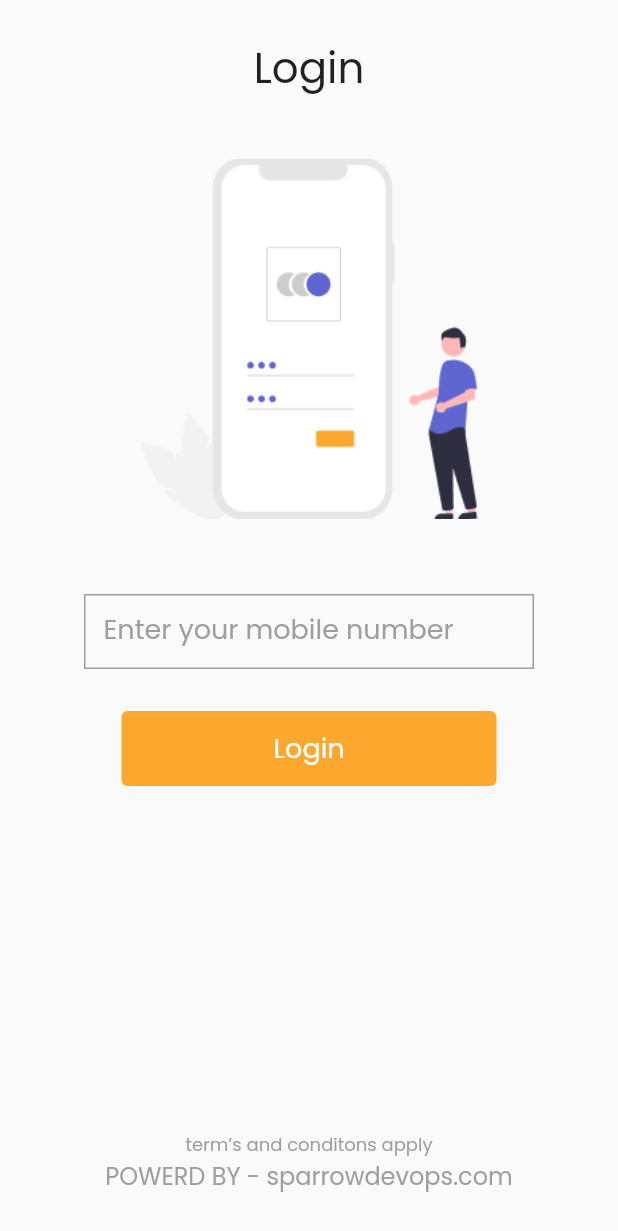
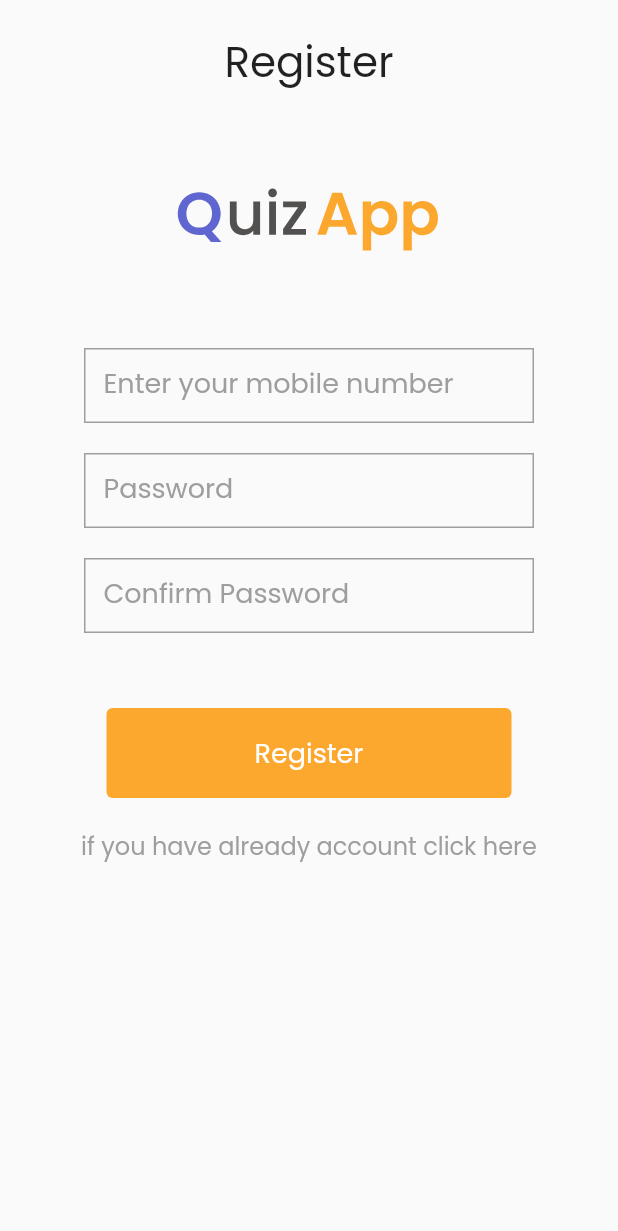
Before and after one commit to ahadjonovss/quizz_game, a Flutter app: the screen it shows after launch, on a phone screen of 412 x 824 dp. Shown: the top 1231 px of the screen. Run offline on Flutter 3.47's test engine with Material 2 defaults, Android fonts, the phone set to English and light mode, and no system bars; our stand-ins replace flutter_svg.

Commit message:
register page

```diff
--- a/lib/main.dart
+++ b/lib/main.dart
@@ -1,5 +1,6 @@
 import 'package:flutter/material.dart';
 import 'package:quizz_game/pages/login_page_1.1.dart';
+import 'package:quizz_game/pages/register_page_1.3.dart';
 
 void main() {
   runApp(const MyApp());
@@ -19,7 +20,7 @@ class MyApp extends StatelessWidget {
         primarySwatch: Colors.blue,
       ),
       debugShowCheckedModeBanner: false,
-      home:LoginPage() ,
+      home:RegisterPage() ,
     );
   }
 }
--- a/lib/pages/login_page_1.1.dart
+++ b/lib/pages/login_page_1.1.dart
@@ -2,6 +2,7 @@ import 'package:flutter/material.dart';
 import 'package:quizz_game/pages/number_confirm_page_1.2.dart';
 import 'package:quizz_game/utils/fonts.dart';
 import 'package:quizz_game/utils/project_images.dart';
+import 'package:quizz_game/widgets/text_filed.dart';
 
 import '../widgets/navigator_widget.dart';
 
@@ -37,27 +38,9 @@ class _LoginPageState extends State<LoginPage> {
                     )
                   ),
                 ),
-              ), //pic
-              Container(
-                margin: EdgeInsets.only(top: 50),
-                padding: EdgeInsets.only(left: 12),
-                decoration: BoxDecoration(
-                  border: Border.all(color: Colors.grey)
-                ),
-                height: 50,
-                width: 300,
-                child: Center(
-                  child: TextField(
-                    controller: controller,
-                    decoration: InputDecoration(
-                      border: InputBorder.none,
-                      hintText: "Enter your mobile number",
-                      hintStyle: MyFonts.F_18.copyWith(color: Colors.grey),
-                    ),
-
-                  ),
-                ),
               ),
+              SizedBox(height: 50,),//pic
+              textfield("Enter your mobile number"),
               SizedBox(height: 28,),//Enter mobile number
               navigator("Login",context,NumberConfirm()),
               SizedBox(height: 230,),
--- /dev/null
+++ b/lib/pages/register_page_1.3.dart
@@ -0,0 +1,50 @@
+import 'package:flutter/material.dart';
+import 'package:flutter_svg/svg.dart';
+import 'package:quizz_game/pages/home_page_2.0.dart';
+import 'package:quizz_game/pages/login_page_1.1.dart';
+import 'package:quizz_game/widgets/text_filed.dart';
+
+import '../utils/fonts.dart';
+import '../utils/project_images.dart';
+import '../widgets/navigator_widget.dart';
+
+class RegisterPage extends StatefulWidget {
+  const RegisterPage({Key? key}) : super(key: key);
+
+  @override
+  State<RegisterPage> createState() => _RegisterPageState();
+}
+
+class _RegisterPageState extends State<RegisterPage> {
+  @override
+  Widget build(BuildContext context) {
+    return Scaffold(
+      body: SafeArea(
+        child: Container(
+          child: Column(
+            children: [
+              SizedBox(height: 20,),
+              Center(
+                child: Text("Register",style: MyFonts.F_18.copyWith(fontSize: 28)),
+              ),
+              SizedBox(height: 50,),
+              SvgPicture.asset(MyImages.logo_svg,height: 60,),
+              SizedBox(height: 60,),
+              textfield("Enter your mobile number"),
+              SizedBox(height: 20,),
+              textfield("Password"),
+              SizedBox(height: 20,),
+              textfield("Confirm Password"),
+              SizedBox(height: 50,),
+              navigator("Register",context,HomePage()),
+              SizedBox(height: 20,),
+              InkWell(
+                onTap: (){Navigator.push(context, MaterialPageRoute(builder: (context)=>LoginPage()));},
+                  child: Text("if you have already account click here",style: MyFonts.F_18.copyWith(color: Colors.grey,fontSize: 16),))
+            ],
+          ),
+        ),
+      ),
+    );
+  }
+}
--- a/lib/utils/project_images.dart
+++ b/lib/utils/project_images.dart
@@ -4,4 +4,7 @@ class MyImages{
   static const center_pic="assets/images/center.png";
   static const intro_pic="assets/images/intro_pic.png";
   static const logo="assets/images/logo.png";
+
+  //svg
+  static const logo_svg="assets/images/logo.svg";
 }
--- a/lib/widgets/navigator_widget.dart
+++ b/lib/widgets/navigator_widget.dart
@@ -8,8 +8,8 @@ Widget navigator(String str,BuildContext context,dynamic Page){
         Navigator.push(context, MaterialPageRoute(builder: (context)=>Page));
       },
       child: Container(
-        height: 50,
-        width: 250,
+        height: 60,
+        width: 270,
         decoration: BoxDecoration(
           color: Color(0xFFFCA82F),
           borderRadius: BorderRadius.circular(4)
--- /dev/null
+++ b/lib/widgets/text_filed.dart
@@ -0,0 +1,22 @@
+import 'package:flutter/cupertino.dart';
+import 'package:flutter/material.dart';
+
+import '../utils/fonts.dart';
+
+Widget textfield(String hintText) {
+  return Container(
+    padding: EdgeInsets.only(left: 12),
+    decoration: BoxDecoration(border: Border.all(color: Colors.grey)),
+    height: 50,
+    width: 300,
+    child: Center(
+      child: TextField(
+        decoration: InputDecoration(
+          border: InputBorder.none,
+          hintText: hintText,
+          hintStyle: MyFonts.F_18.copyWith(color: Colors.grey),
+        ),
+      ),
+    ),
+  );
+}
--- a/pubspec.yaml
+++ b/pubspec.yaml
@@ -36,6 +36,7 @@ dependencies:
   # The following adds the Cupertino Icons font to your application.
   # Use with the CupertinoIcons class for iOS style icons.
   cupertino_icons: ^1.0.2
+  flutter_svg: ^1.1.5
 
 dev_dependencies:
   flutter_test:
```
Also changed, not shown: lib/pages/home_page_2.0.dart (added, +16 -0 lines), lib/pages/number_confirm_page_1.2.dart (+44 -1 lines), assets/images/logo.svg (added), pubspec.lock.
